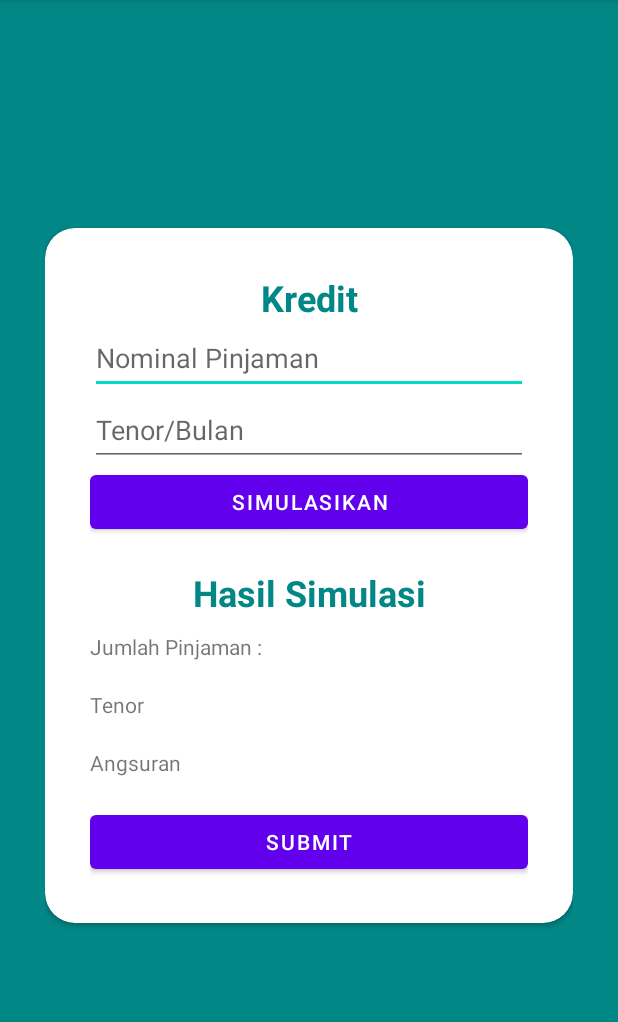
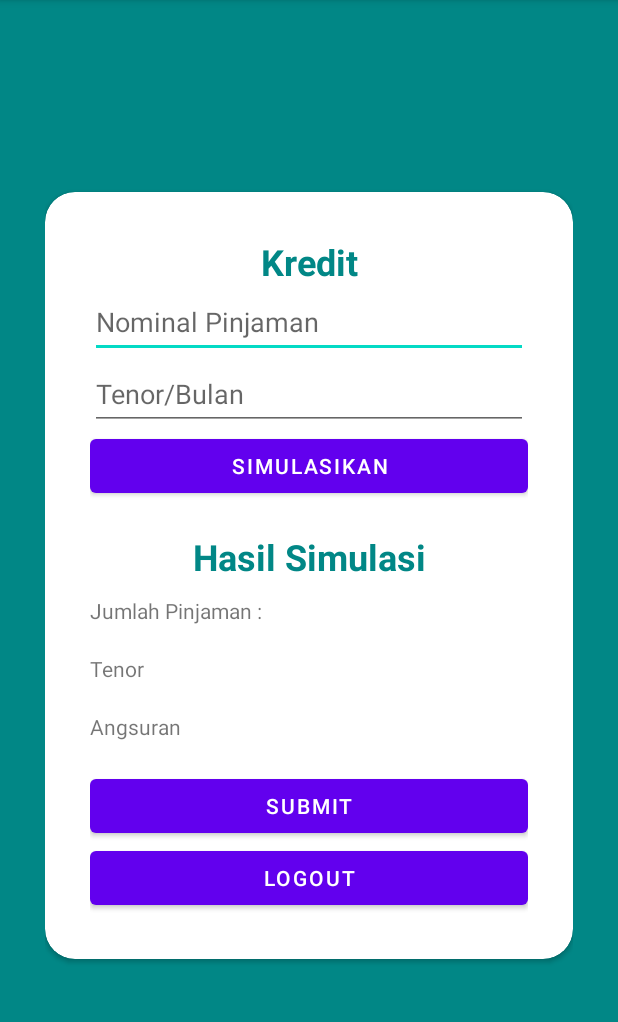
Before and after one commit to AsepRidwan22/studi_kasus_firebase, an Android app: the MainActivity screen opened directly, with no data from a screen before it, on a phone screen of 412 x 824 dp, the part 84-1106 px from its top. Run offline under Robolectric (Android 15) with nearby library versions, the phone set to English and light mode, and no system bars; our stand-ins replace Firebase (no records; nobody signed in at launch, a user with empty details on screens opened directly).

Commit message:
update, splahscreen, logout

```diff
--- a/app/src/main/res/layout/activity_main.xml
+++ b/app/src/main/res/layout/activity_main.xml
@@ -109,6 +109,12 @@
                 android:text="Submit"
                 android:textSize="14sp" />
 
+            <Button
+                android:id="@+id/btn_Logout"
+                android:layout_width="match_parent"
+                android:layout_height="wrap_content"
+                android:text="Logout" />
+
         </LinearLayout>
 
 
--- a/app/src/main/res/values-night/themes.xml
+++ b/app/src/main/res/values-night/themes.xml
@@ -13,4 +13,6 @@
         <item name="android:statusBarColor">?attr/colorPrimaryVariant</item>
         <!-- Customize your theme here. -->
     </style>
+
+
 </resources>
--- a/app/src/main/res/values/themes.xml
+++ b/app/src/main/res/values/themes.xml
@@ -13,4 +13,17 @@
         <item name="android:statusBarColor">?attr/colorPrimaryVariant</item>
         <!-- Customize your theme here. -->
     </style>
+    <style name="Theme.Studi_kasus_firebase2" parent="Theme.MaterialComponents.DayNight.NoActionBar">
+        <!-- Primary brand color. -->
+        <item name="colorPrimary">@color/purple_200</item>
+        <item name="colorPrimaryVariant">@color/purple_700</item>
+        <item name="colorOnPrimary">@color/black</item>
+        <!-- Secondary brand color. -->
+        <item name="colorSecondary">@color/teal_200</item>
+        <item name="colorSecondaryVariant">@color/teal_200</item>
+        <item name="colorOnSecondary">@color/black</item>
+        <!-- Status bar color. -->
+        <item name="android:statusBarColor">?attr/colorPrimaryVariant</item>
+        <!-- Customize your theme here. -->
+    </style>
 </resources>
```
Also changed, not shown: app/src/main/AndroidManifest.xml (+18 -7 lines), app/src/main/java/com/example/studi_kasus_firebase/DataActivity.kt (+38 -7 lines), app/src/main/java/com/example/studi_kasus_firebase/MainActivity.kt (+19 -9 lines), app/src/main/java/com/example/studi_kasus_firebase/SplahScreenActivity.kt (added, +22 -0 lines), app/src/main/res/layout/activity_splah_screen.xml (added, +16 -0 lines), app/src/main/res/layout/gambar.xml (added, +15 -0 lines), app/src/main/res/drawable/home_home.xml (renamed from app/src/main/res/drawable/homes.xml).
